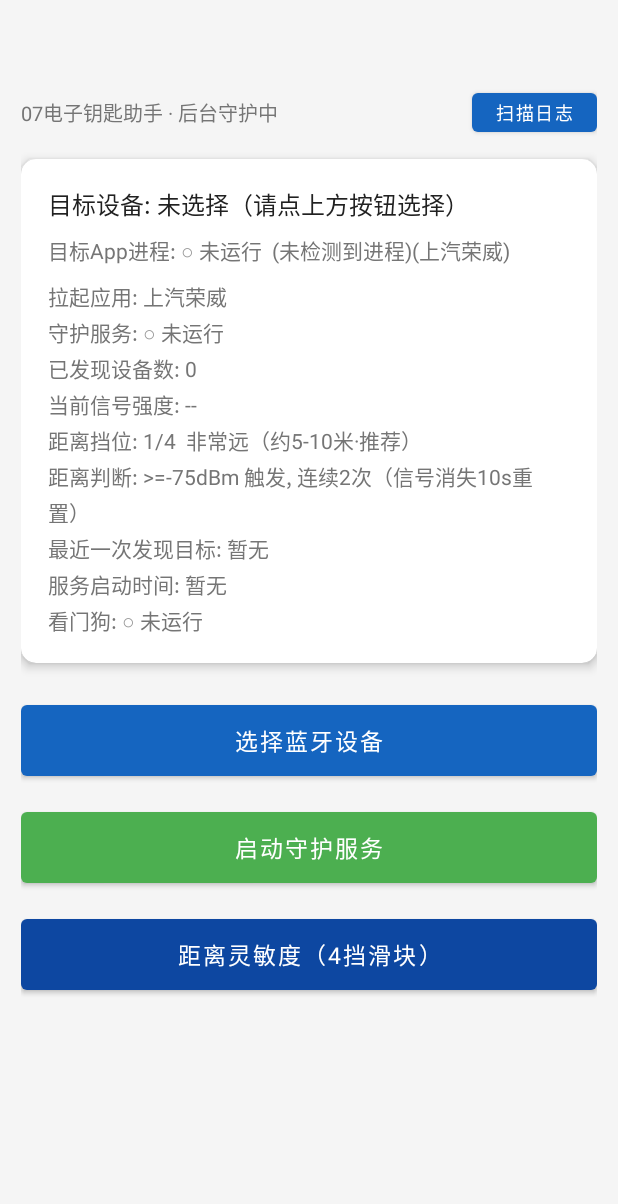
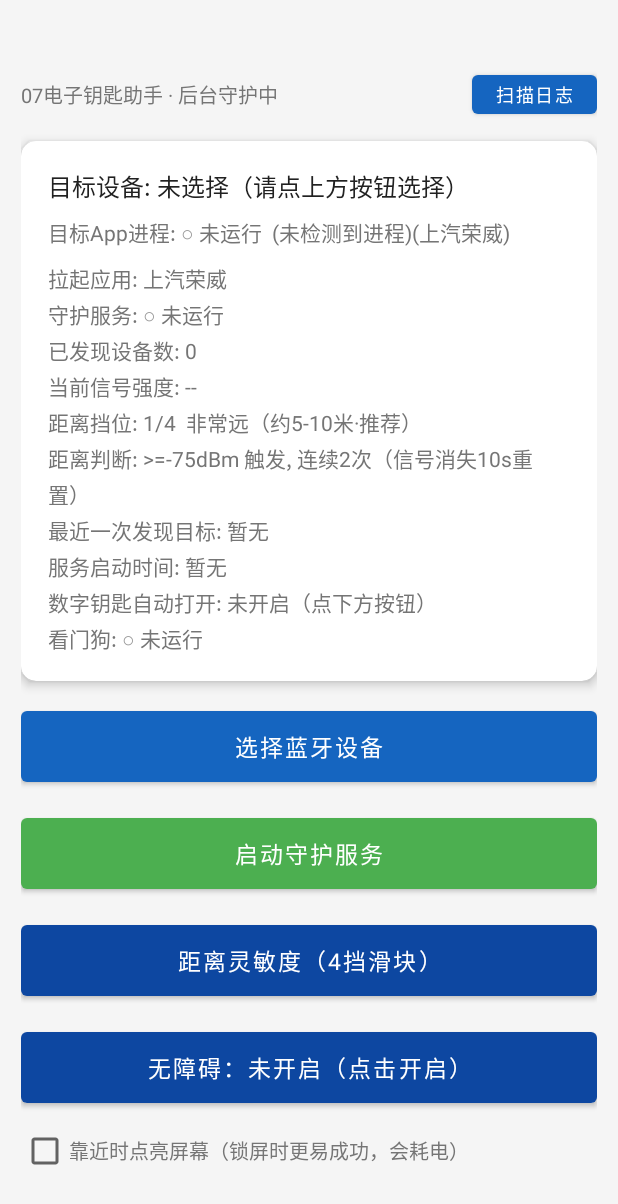
Before and after one commit to NixerSo5/CarBlueKeyUnlocker, an Android app: the screen it shows after launch (MainActivity), on a phone screen of 412 x 824 dp. Shown: the top 1204 px of the screen. Run offline under Robolectric (Android 15) with nearby library versions, the phone set to English and light mode, and no system bars.

Commit message:
rongweiWZ: v1.4 靠近车辆自动打开上汽数字钥匙页（无障碍）

```diff
--- a/app/build.gradle
+++ b/app/build.gradle
@@ -10,8 +10,8 @@ android {
         applicationId 'com.nixer.carunlocker'
         minSdk 26
         targetSdk 35
-        versionCode 13
-        versionName '1.3'
+        versionCode 14
+        versionName '1.4'
     }
 
     buildTypes {
--- a/app/src/main/java/com/nixer/carunlocker/AppPrefs.java
+++ b/app/src/main/java/com/nixer/carunlocker/AppPrefs.java
@@ -28,6 +28,11 @@ public final class AppPrefs {
     public static final String K_LAUNCH_PACKAGE = "launch_package";
     public static final String K_LAUNCH_LABEL = "launch_label";
 
+    // 靠近车辆时自动打开上汽“数字钥匙”页（需要无障碍权限）
+    public static final String K_AUTO_OPEN_DK = "auto_open_dk";         // 默认 1=开
+    public static final String K_WAKE_SCREEN = "wake_screen";           // 默认 0=不主动点亮屏幕
+    public static final String K_ACC_STATE = "acc_state";               // 无障碍流程状态（用于界面显示）
+
     public static int getInt(Context c, String key, int def) {
         String v = get(c, key);
         if (v == null || v.length() == 0) return def;
@@ -46,6 +51,16 @@ public final class AppPrefs {
         sp(c).edit().putString(key, value).apply();
     }
 
+    public static boolean getBool(Context c, String key, boolean def) {
+        String v = get(c, key);
+        if (v == null || v.length() == 0) return def;
+        return "1".equals(v);
+    }
+
+    public static void setBool(Context c, String key, boolean value) {
+        set(c, key, value ? "1" : "0");
+    }
+
     public static String targetMac(Context c) { return get(c, K_TARGET_MAC); }
     public static String targetName(Context c) { return get(c, K_TARGET_NAME); }
 }
--- a/app/src/main/java/com/nixer/carunlocker/MainActivity.java
+++ b/app/src/main/java/com/nixer/carunlocker/MainActivity.java
@@ -77,6 +77,8 @@ public class MainActivity extends Activity {
     private Button btnStart;
     private Button btnDistance;
     private Button btnLog;
+    private Button btnAccess;
+    private CheckBox cbWakeScreen;
 
     private AlertDialog logDialog;
     private TextView logText;
@@ -125,11 +127,35 @@ public class MainActivity extends Activity {
         btnStart = findViewById(R.id.btnStart);
         btnDistance = findViewById(R.id.btnDistance);
         btnLog = findViewById(R.id.btnLog);
+        btnAccess = findViewById(R.id.btnAccess);
+        cbWakeScreen = findViewById(R.id.cbWakeScreen);
 
         btnSelect.setOnClickListener(v -> showDeviceDialog());
-        btnStart.setOnClickListener(v -> startGuard());
+        btnStart.setOnClickListener(v -> {
+            startGuard();
+            if (!SaicKeyAccessibilityService.isEnabled(this)) {
+                Toast.makeText(this,
+                        "提示：靠近车辆自动解锁需要开启无障碍权限（点“无障碍”按钮）",
+                        Toast.LENGTH_LONG).show();
+            }
+        });
         btnDistance.setOnClickListener(v -> showDistanceDialog());
         btnLog.setOnClickListener(v -> showLogDialog());
+        btnAccess.setOnClickListener(v -> openAccessibilitySettings());
+        // 长按：立即手动测试一次“打开数字钥匙页”流程（不用等车）
+        btnAccess.setOnLongClickListener(v -> {
+            boolean ok = SaicKeyAccessibilityService.trigger(this, "手动测试");
+            Toast.makeText(this, ok ? "已触发：正在打开数字钥匙页" : "无障碍未开启，无法触发",
+                    Toast.LENGTH_LONG).show();
+            return true;
+        });
+        // 靠近车辆时自动打开上汽数字钥匙页：默认开启（需要无障碍权限）
+        if (AppPrefs.get(this, AppPrefs.K_AUTO_OPEN_DK).length() == 0) {
+            AppPrefs.setBool(this, AppPrefs.K_AUTO_OPEN_DK, true);
+        }
+        cbWakeScreen.setChecked(AppPrefs.getBool(this, AppPrefs.K_WAKE_SCREEN, false));
+        cbWakeScreen.setOnCheckedChangeListener((button, checked) ->
+                AppPrefs.setBool(this, AppPrefs.K_WAKE_SCREEN, checked));
 
         requestAllPermissions();
         scheduleKeepAlive();
@@ -210,11 +236,30 @@ public class MainActivity extends Activity {
                 .append("次（信号消失10s重置）");
         sb.append("\n最近一次发现目标: ").append(TextUtils.isEmpty(lastSeen) ? "暂无" : lastSeen);
         sb.append("\n服务启动时间: ").append(TextUtils.isEmpty(started) ? "暂无" : started);
+        boolean accOn = SaicKeyAccessibilityService.isEnabled(this);
+        String accState = AppPrefs.get(this, AppPrefs.K_ACC_STATE);
+        sb.append("\n数字钥匙自动打开: ").append(accOn ? "无障碍已开启" : "未开启（点下方按钮）");
+        if (!TextUtils.isEmpty(accState)) sb.append("\n无障碍状态: ").append(accState);
         sb.append("\n看门狗: ");
         appendStatusLine(sb, Utils.isServiceRunning(this, WatchdogService.class));
         statusText.setText(sb);
 
         btnStart.setText(running ? "重启守护服务" : "启动守护服务");
+        if (btnAccess != null) {
+            btnAccess.setText(accOn
+                    ? "无障碍：已开启（点击管理）"
+                    : "无障碍：未开启（点击开启）");
+        }
+    }
+
+    private void openAccessibilitySettings() {
+        try {
+            startActivity(new Intent(Settings.ACTION_ACCESSIBILITY_SETTINGS));
+            Toast.makeText(this,
+                    "请找到“07电子钥匙助手”并开启无障碍权限", Toast.LENGTH_LONG).show();
+        } catch (Throwable t) {
+            Toast.makeText(this, "无法打开无障碍设置: " + t.getMessage(), Toast.LENGTH_LONG).show();
+        }
     }
 
     private boolean isProcessRunning(String pkg) {
--- a/app/src/main/res/layout/activity_main.xml
+++ b/app/src/main/res/layout/activity_main.xml
@@ -1,15 +1,19 @@
 <?xml version="1.0" encoding="utf-8"?>
-<LinearLayout xmlns:android="http://schemas.android.com/apk/res/android"
+<ScrollView xmlns:android="http://schemas.android.com/apk/res/android"
     xmlns:app="http://schemas.android.com/apk/res-auto"
     android:layout_width="match_parent"
     android:layout_height="match_parent"
-    android:orientation="vertical"
-    android:fitsSystemWindows="false"
-    android:background="@color/window_background"
-    android:paddingStart="14dp"
-    android:paddingTop="56dp"
-    android:paddingEnd="14dp"
-    android:paddingBottom="24dp">
+    android:fillViewport="true"
+    android:background="@color/window_background">
+
+    <LinearLayout
+        android:layout_width="match_parent"
+        android:layout_height="wrap_content"
+        android:orientation="vertical"
+        android:paddingStart="14dp"
+        android:paddingTop="44dp"
+        android:paddingEnd="14dp"
+        android:paddingBottom="24dp">
 
     <LinearLayout
         android:layout_width="match_parent"
@@ -44,7 +48,7 @@
         android:id="@+id/statusCard"
         android:layout_width="match_parent"
         android:layout_height="wrap_content"
-        android:layout_marginBottom="22dp"
+        android:layout_marginBottom="14dp"
         app:cardCornerRadius="10dp"
         app:cardElevation="4dp"
         app:contentPadding="18dp"
@@ -139,4 +143,35 @@
         app:elevation="6dp"
         app:pressedTranslationZ="12dp"
         app:rippleColor="#0D47A1" />
-</LinearLayout>
+
+    <com.google.android.material.button.MaterialButton
+        android:id="@+id/btnAccess"
+        android:layout_width="match_parent"
+        android:layout_height="wrap_content"
+        android:layout_marginTop="12dp"
+        android:minHeight="52dp"
+        android:text="无障碍：未开启（点击开启）"
+        android:textAllCaps="false"
+        android:paddingStart="20dp"
+        android:paddingEnd="20dp"
+        android:paddingTop="12dp"
+        android:paddingBottom="12dp"
+        android:textColor="@android:color/white"
+        android:textSize="15sp"
+        app:backgroundTint="@color/primary_dark"
+        app:cornerRadius="4dp"
+        app:elevation="6dp"
+        app:pressedTranslationZ="12dp"
+        app:rippleColor="#0D47A1" />
+
+    <CheckBox
+        android:id="@+id/cbWakeScreen"
+        android:layout_width="match_parent"
+        android:layout_height="wrap_content"
+        android:layout_marginTop="10dp"
+        android:text="靠近时点亮屏幕（锁屏时更易成功，会耗电）"
+        android:textColor="@color/text_secondary"
+        android:textSize="13sp" />
+
+    </LinearLayout>
+</ScrollView>
--- a/app/src/main/res/values/strings.xml
+++ b/app/src/main/res/values/strings.xml
@@ -1,4 +1,5 @@
 <?xml version="1.0" encoding="utf-8"?>
 <resources>
     <string name="app_name">07电子钥匙助手</string>
+    <string name="accessibility_desc">靠近车辆时，自动打开上汽荣威 App 的数字钥匙页，让车辆完成蓝牙连接与解锁。本服务只识别并点击“数字钥匙”入口，不会点击登录、支付或隐私协议等按钮。</string>
 </resources>
```
Also changed, not shown: app/src/main/AndroidManifest.xml (+14 -0 lines), app/src/main/java/com/nixer/carunlocker/CarService.java (+46 -0 lines), app/src/main/java/com/nixer/carunlocker/LogUtil.java (added, +32 -0 lines), app/src/main/java/com/nixer/carunlocker/SaicKeyAccessibilityService.java (added, +365 -0 lines), app/src/main/res/xml/accessibility_service_config.xml (added, +10 -0 lines), 2 other files.
